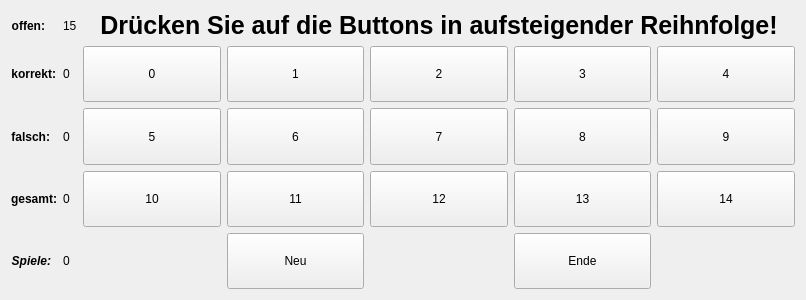
Old version of the form gui.ui in the repository bbulis-tgm/python-game.
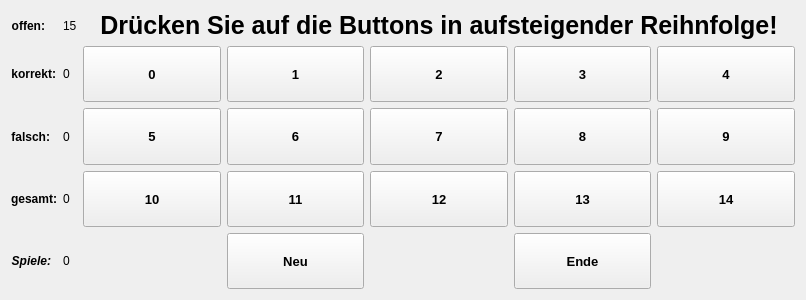
New version of the form.

The edit to the form file:
```diff
--- a/gui.ui
+++ b/gui.ui
@@ -63,6 +63,13 @@
          <verstretch>0</verstretch>
         </sizepolicy>
        </property>
+       <property name="font">
+        <font>
+         <pointsize>10</pointsize>
+         <weight>75</weight>
+         <bold>true</bold>
+        </font>
+       </property>
        <property name="text">
         <string>2</string>
        </property>
@@ -76,6 +83,13 @@
          <verstretch>0</verstretch>
         </sizepolicy>
        </property>
+       <property name="font">
+        <font>
+         <pointsize>10</pointsize>
+         <weight>75</weight>
+         <bold>true</bold>
+        </font>
+       </property>
        <property name="text">
         <string>3</string>
        </property>
@@ -89,6 +103,13 @@
          <verstretch>0</verstretch>
         </sizepolicy>
        </property>
+       <property name="font">
+        <font>
+         <pointsize>10</pointsize>
+         <weight>75</weight>
+         <bold>true</bold>
+        </font>
+       </property>
        <property name="text">
         <string>0</string>
        </property>
@@ -105,6 +126,13 @@
          <verstretch>0</verstretch>
         </sizepolicy>
        </property>
+       <property name="font">
+        <font>
+         <pointsize>10</pointsize>
+         <weight>75</weight>
+         <bold>true</bold>
+        </font>
+       </property>
        <property name="text">
         <string>1</string>
        </property>
@@ -255,6 +283,13 @@
          <verstretch>0</verstretch>
         </sizepolicy>
        </property>
+       <property name="font">
+        <font>
+         <pointsize>10</pointsize>
+         <weight>75</weight>
+         <bold>true</bold>
+        </font>
+       </property>
        <property name="text">
         <string>4</string>
        </property>
@@ -268,6 +303,13 @@
          <verstretch>0</verstretch>
         </sizepolicy>
        </property>
+       <property name="font">
+        <font>
+         <pointsize>10</pointsize>
+         <weight>75</weight>
+         <bold>true</bold>
+        </font>
+       </property>
        <property name="text">
         <string>5</string>
        </property>
@@ -281,6 +323,13 @@
          <verstretch>0</verstretch>
         </sizepolicy>
        </property>
+       <property name="font">
+        <font>
+         <pointsize>10</pointsize>
+         <weight>75</weight>
+         <bold>true</bold>
+        </font>
+       </property>
        <property name="text">
         <string>10</string>
        </property>
@@ -294,6 +343,13 @@
          <verstretch>0</verstretch>
         </sizepolicy>
        </property>
+       <property name="font">
+        <font>
+         <pointsize>10</pointsize>
+         <weight>75</weight>
+         <bold>true</bold>
+        </font>
+       </property>
        <property name="text">
         <string>6</string>
        </property>
@@ -307,6 +363,13 @@
          <verstretch>0</verstretch>
         </sizepolicy>
        </property>
+       <property name="font">
+        <font>
+         <pointsize>10</pointsize>
+         <weight>75</weight>
+         <bold>true</bold>
+        </font>
+       </property>
        <property name="text">
         <string>11</string>
        </property>
@@ -320,6 +383,13 @@
          <verstretch>0</verstretch>
         </sizepolicy>
        </property>
+       <property name="font">
+        <font>
+         <pointsize>10</pointsize>
+         <weight>75</weight>
+         <bold>true</bold>
+        </font>
+       </property>
        <property name="text">
         <string>7</string>
        </property>
@@ -333,6 +403,13 @@
          <verstretch>0</verstretch>
         </sizepolicy>
        </property>
+       <property name="font">
+        <font>
+         <pointsize>10</pointsize>
+         <weight>75</weight>
+         <bold>true</bold>
+        </font>
+       </property>
        <property name="text">
         <string>12</string>
        </property>
@@ -346,6 +423,13 @@
          <verstretch>0</verstretch>
         </sizepolicy>
        </property>
+       <property name="font">
+        <font>
+         <pointsize>10</pointsize>
+         <weight>75</weight>
+         <bold>true</bold>
+        </font>
+       </property>
        <property name="text">
         <string>8</string>
        </property>
@@ -359,6 +443,13 @@
          <verstretch>0</verstretch>
         </sizepolicy>
        </property>
+       <property name="font">
+        <font>
+         <pointsize>10</pointsize>
+         <weight>75</weight>
+         <bold>true</bold>
+        </font>
+       </property>
        <property name="text">
         <string>9</string>
        </property>
@@ -372,6 +463,13 @@
          <verstretch>0</verstretch>
         </sizepolicy>
        </property>
+       <property name="font">
+        <font>
+         <pointsize>10</pointsize>
+         <weight>75</weight>
+         <bold>true</bold>
+        </font>
+       </property>
        <property name="text">
         <string>13</string>
        </property>
@@ -385,6 +483,13 @@
          <verstretch>0</verstretch>
         </sizepolicy>
        </property>
+       <property name="font">
+        <font>
+         <pointsize>10</pointsize>
+         <weight>75</weight>
+         <bold>true</bold>
+        </font>
+       </property>
        <property name="text">
         <string>14</string>
        </property>
@@ -398,6 +503,13 @@
          <verstretch>0</verstretch>
         </sizepolicy>
        </property>
+       <property name="font">
+        <font>
+         <pointsize>10</pointsize>
+         <weight>75</weight>
+         <bold>true</bold>
+        </font>
+       </property>
        <property name="text">
         <string>Neu</string>
        </property>
@@ -411,6 +523,13 @@
          <verstretch>0</verstretch>
         </sizepolicy>
        </property>
+       <property name="font">
+        <font>
+         <pointsize>10</pointsize>
+         <weight>75</weight>
+         <bold>true</bold>
+        </font>
+       </property>
        <property name="text">
         <string>Ende</string>
        </property>
```
